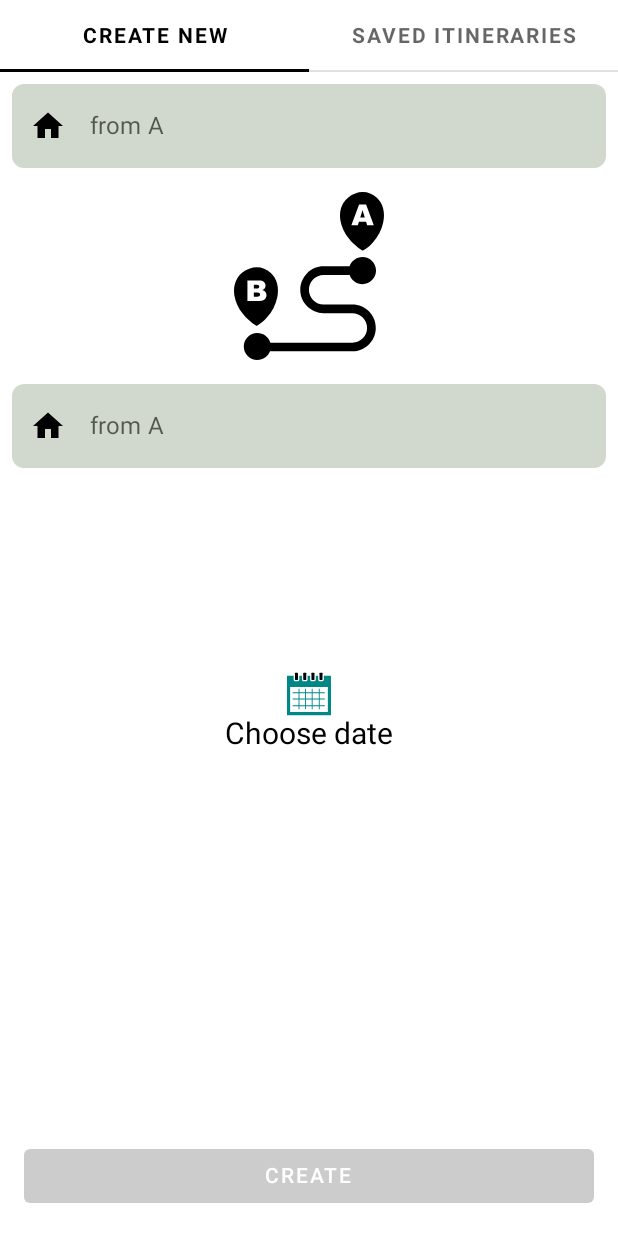
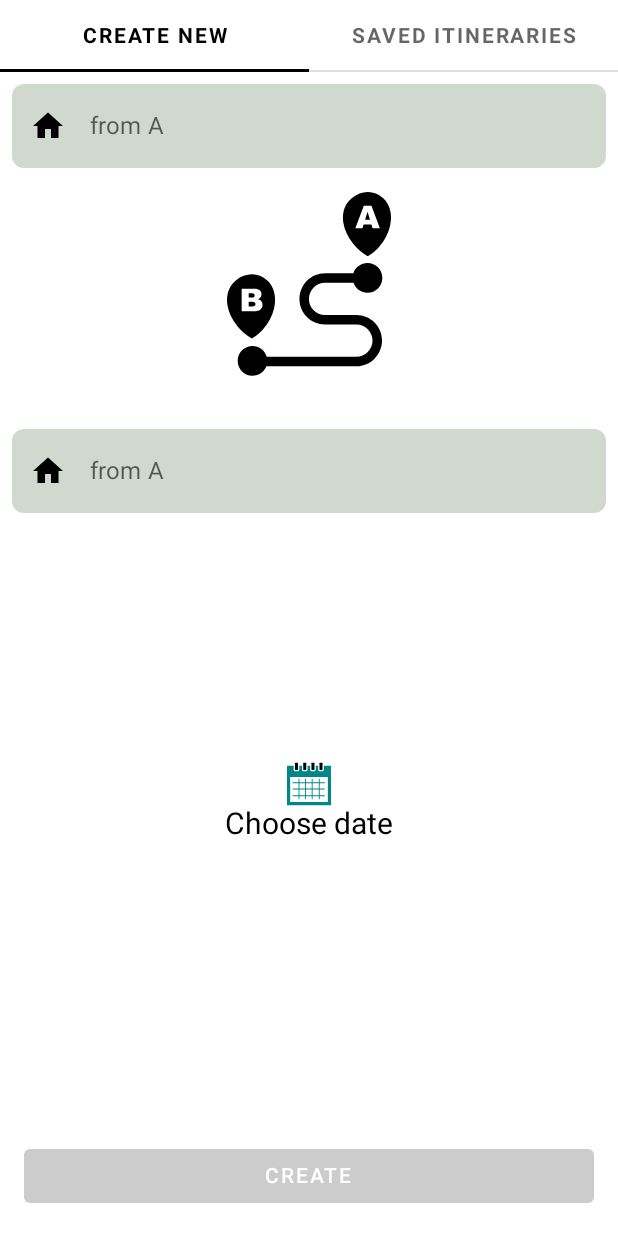
Before and after one commit to ElenaIbr/TimeLineApp, an Android app built with Jetpack Compose: the screen it shows after launch (MainActivity), on a phone screen of 412 x 824 dp. Run offline under Robolectric (Android 15) with nearby library versions, the phone set to English and light mode, and no system bars; our stand-ins replace Dagger/Hilt's generated code, Room's generated code, accompanist.

```diff
--- a/app/src/main/java/com/example/timelineapp/data/network/remote/BestItineraryApi.kt
+++ b/app/src/main/java/com/example/timelineapp/data/network/remote/BestItineraryApi.kt
@@ -6,17 +6,15 @@ import retrofit2.http.GET
 import retrofit2.http.Query
 
 interface BestItineraryApi {
-
-    @GET("get-best-itinerary")
+    @GET("/get-best-itinerary")
     suspend fun getBestItinerary(
         @Query("departure_id") departureId: String,
         @Query("destination_id") destinationId: String,
         @Query("date") date: String
     ): ItineraryDto
 
-    @GET("get-all-places")
+    @GET("/get-place")
     suspend fun getAllPlaces(
         @Query("query") query: String
     ): List<PlaceDto>
-
 }
--- a/app/src/main/java/com/example/timelineapp/data/network/repository/BestItineraryImpl.kt
+++ b/app/src/main/java/com/example/timelineapp/data/network/repository/BestItineraryImpl.kt
@@ -18,7 +18,7 @@ class BestItineraryImpl @Inject constructor(
         return api.getBestItinerary(departureId, destinationId, date)
     }
 
-    override suspend fun getAllPlaces(query: String): List<PlaceDto> {
+    override suspend fun getAllPlaces(query: String): List<PlaceDto>{
         return api.getAllPlaces(query)
     }
 
--- a/app/src/main/java/com/example/timelineapp/domain/usecase/get_all_places/GetAllPlacesUseCase.kt
+++ b/app/src/main/java/com/example/timelineapp/domain/usecase/get_all_places/GetAllPlacesUseCase.kt
@@ -1,5 +1,6 @@
 package com.example.timelineapp.domain.usecase.get_all_places
 
+import android.util.Log
 import com.example.timelineapp.data.database.repository.ItineraryRepository
 import com.example.timelineapp.data.network.remote.dto.PlaceDto
 import com.example.timelineapp.domain.repository.BestItineraryRepository
@@ -24,9 +25,9 @@ class GetAllPlacesUseCase @Inject constructor(
             }*/
             emit(Resource.Success(places))
         } catch(e: HttpException){
-            emit(Resource.Error<List<PlaceDto>>(e.localizedMessage ?: "An unexpected error"))
+            emit(Resource.Error(e.localizedMessage ?: "An unexpected error"))
         } catch (e: IOException){
-            emit(Resource.Error<List<PlaceDto>>("Couldn't reach server"))
+            emit(Resource.Error("Couldn't reach server"))
         }
     }
 }
--- a/app/src/main/java/com/example/timelineapp/ui/bestitinerarysearch/viewmodel/DepartureSearchViewModel.kt
+++ b/app/src/main/java/com/example/timelineapp/ui/bestitinerarysearch/viewmodel/DepartureSearchViewModel.kt
@@ -30,17 +30,13 @@ class DepartureSearchViewModel @Inject constructor(
                     result.data?.forEach { place ->
                         resultList.add(place.convertToPlace())
                     }
-
                     _searchState.value = SearchUIState(
                         places = resultList.filter { it.city.contains(query) || it.address.contains(query) }
                     )
                 }
                 is Resource.Error -> {
-                    /*_searchState.value = SearchUIState(
+                    _searchState.value = SearchUIState(
                         error = result.message ?: "An unexpected error"
-                    )*/
-                    _searchState.value = SearchUIState(
-                        places = actorsListData().filter { it.city.contains(query) || it.address.contains(query) }
                     )
                 }
                 is Resource.Loading -> {
--- a/app/src/main/java/com/example/timelineapp/ui/bestitinerarysearch/viewmodel/DestinationSearchViewModel.kt
+++ b/app/src/main/java/com/example/timelineapp/ui/bestitinerarysearch/viewmodel/DestinationSearchViewModel.kt
@@ -35,11 +35,8 @@ class DestinationSearchViewModel @Inject constructor(
                     )
                 }
                 is Resource.Error -> {
-                    /*_searchState.value = SearchUIState(
+                    _searchState.value = SearchUIState(
                         error = result.message ?: "An unexpected error"
-                    )*/
-                    _searchState.value = SearchUIState(
-                        places = actorsListData().filter { it.city.contains(query) || it.address.contains(query) }
                     )
                 }
                 is Resource.Loading -> {
--- a/app/src/main/java/com/example/timelineapp/utilits/Constants.kt
+++ b/app/src/main/java/com/example/timelineapp/utilits/Constants.kt
@@ -1,7 +1,7 @@
 package com.example.timelineapp.utilits
 
 object Constants {
-    const val BASE_URL = "https://stackoverflow.com/"
+    const val BASE_URL = "http://10.0.2.2:8080/"
     const val ITINERARY_TABLE_TITLE = "itinerary_table"
 
     const val DEPARTURE_ID = "departureId"
--- a/app/src/main/res/values/dimen.xml
+++ b/app/src/main/res/values/dimen.xml
@@ -1,6 +1,6 @@
 <?xml version="1.0" encoding="utf-8"?>
 <resources>
-    <dimen name="search_field_height">200dp</dimen>
+    <dimen name="search_field_height">230dp</dimen>
     <dimen name="itinerary_item_horizontal_padding">4dp</dimen>
     <dimen name="itinerary_item_vertical_padding">2dp</dimen>
     <dimen name="itinerary_item_corner">4dp</dimen>
```
Also changed, not shown: app/src/main/AndroidManifest.xml (+6 -1 lines), app/src/main/java/com/example/timelineapp/domain/usecase/get_itinerary/GetItineraryUseCase.kt (+6 -4 lines), app/src/main/java/com/example/timelineapp/ui/bestitinerary/viewmodel/ItineraryViewModel.kt (+4 -4 lines).
